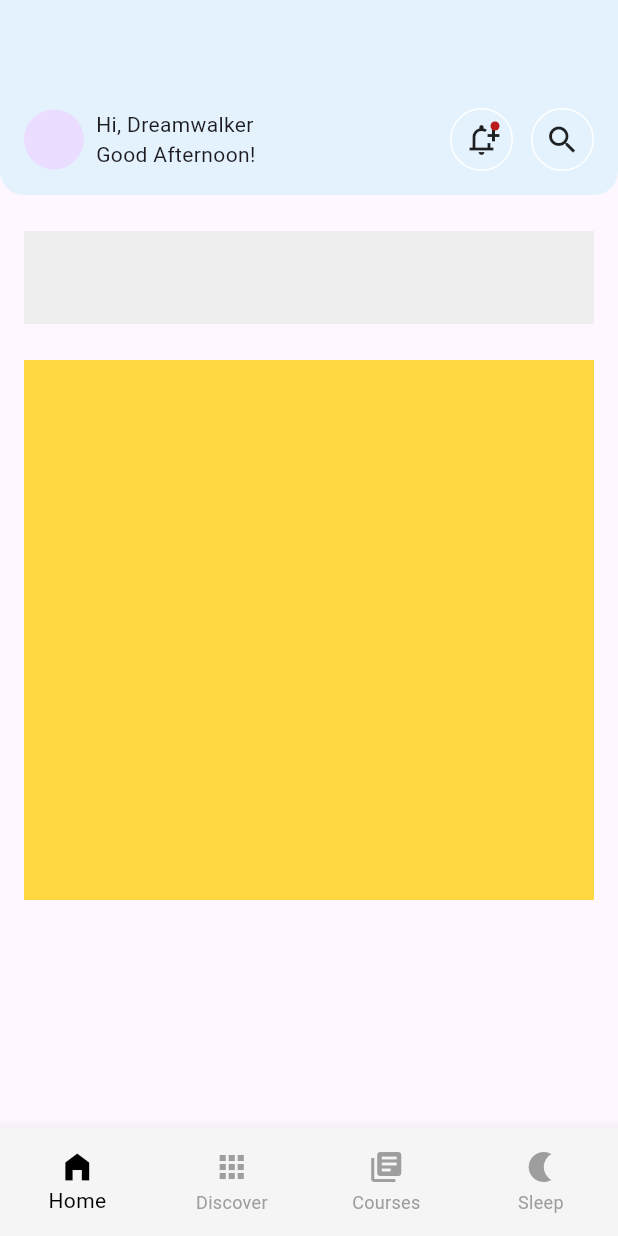
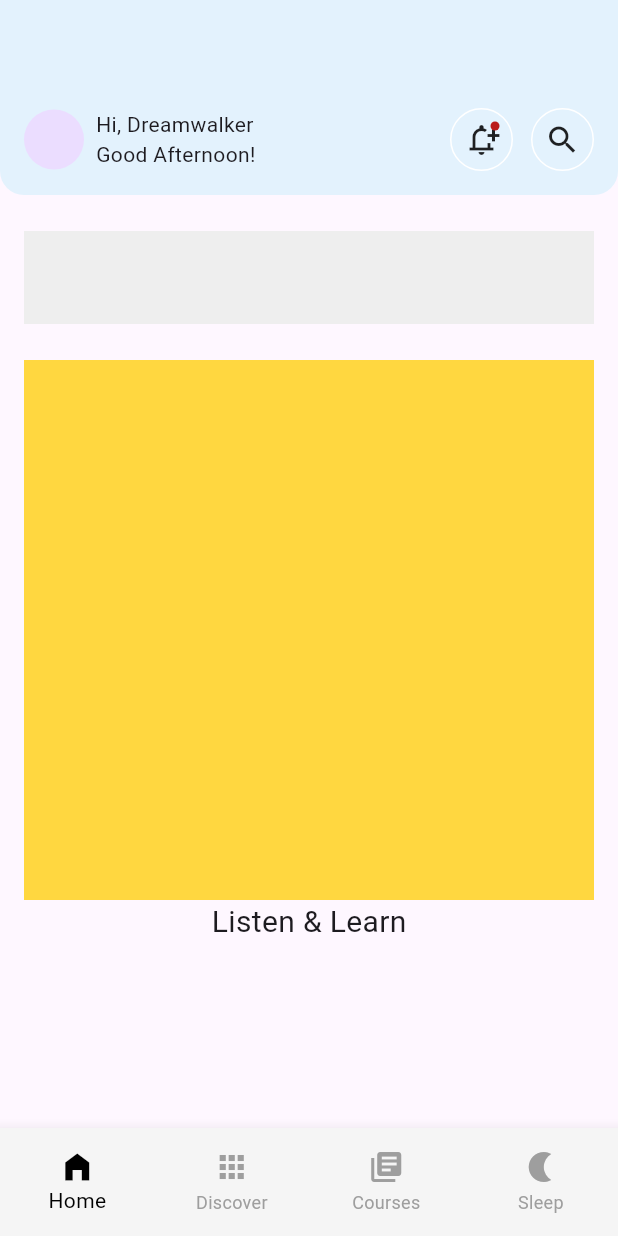
Before and after one commit to JAICHANGPARK/flutter_notebook_chapter_37, a Flutter app: the MeditationHomePage screen opened directly, on a phone screen of 412 x 824 dp. Run offline on Flutter 3.47's test engine with Material 3 defaults, Android fonts, the phone set to English and light mode, and no system bars; our stand-ins replace dots_indicator, gap, google_fonts.

Commit message:
Update meditation_home_page.dart

```diff
--- a/lib/ep1877_meditation_app/views/meditation_home_page.dart
+++ b/lib/ep1877_meditation_app/views/meditation_home_page.dart
@@ -87,6 +87,12 @@ class _MeditationHomePageState extends State<MeditationHomePage> {
             decoration: BoxDecoration(
               color: Colors.amberAccent,
             ),
+          ),
+          Text(
+            "Listen & Learn",
+            style: TextStyle(
+              fontSize:  20,
+            ),
           )
         ],
       ),
```
